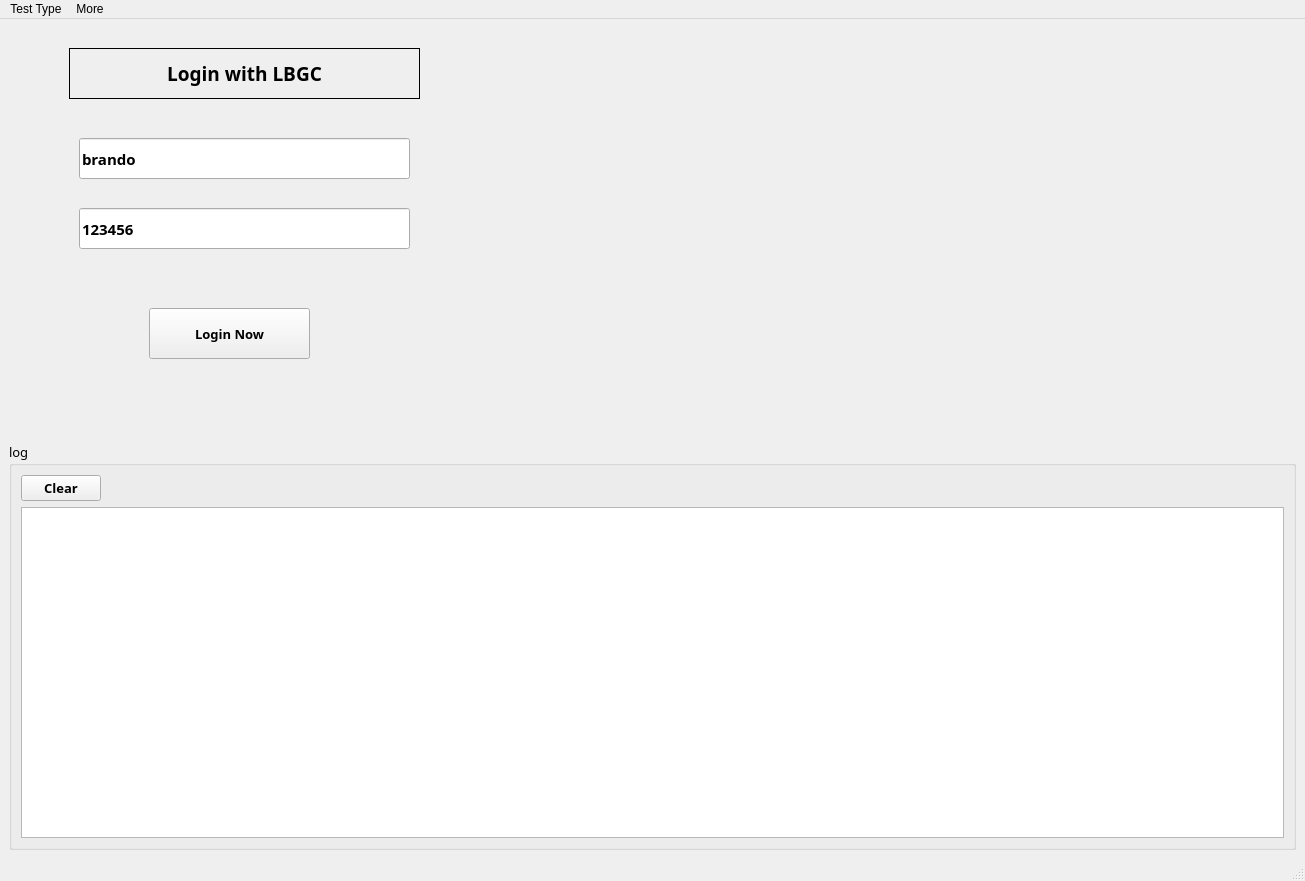
Old version of the form coding/simulationclient/src/ui/mainwindow.ui in the repository BrandoGH/lbgs.
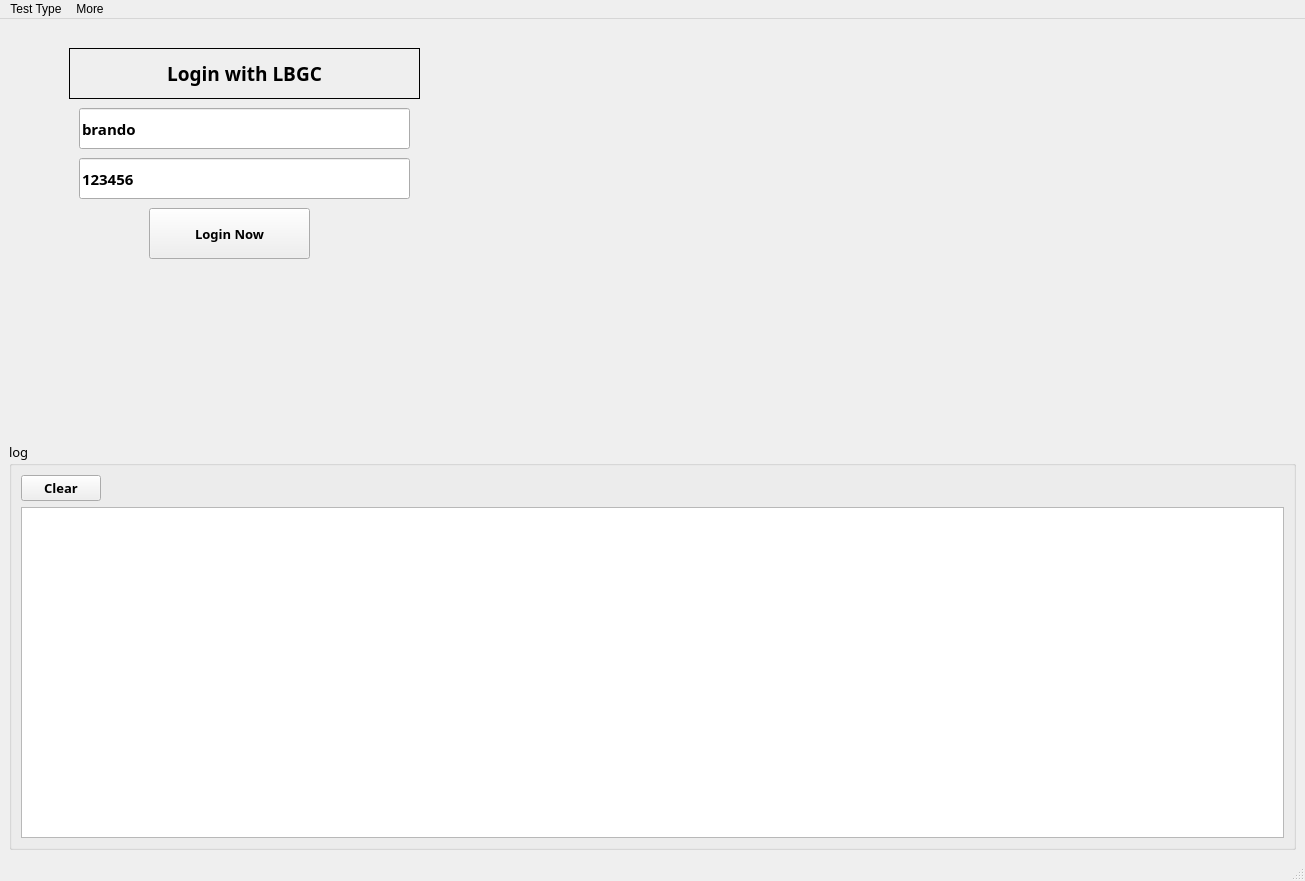
New version of the form. The open tabs and pages were chosen to show the change.

Commit message: 1. client optimization 2. userseqmanager optimization (std::set)

The edit to the form file:
```diff
--- a/coding/simulationclient/src/ui/mainwindow.ui
+++ b/coding/simulationclient/src/ui/mainwindow.ui
@@ -357,7 +357,7 @@
         <property name="geometry">
          <rect>
           <x>70</x>
-          <y>110</y>
+          <y>80</y>
           <width>331</width>
           <height>41</height>
          </rect>
@@ -382,7 +382,7 @@
         <property name="geometry">
          <rect>
           <x>70</x>
-          <y>180</y>
+          <y>130</y>
           <width>331</width>
           <height>41</height>
          </rect>
@@ -407,7 +407,7 @@
         <property name="geometry">
          <rect>
           <x>140</x>
-          <y>280</y>
+          <y>180</y>
           <width>161</width>
           <height>51</height>
          </rect>
```
Left out of the diff: 2 changed lines with no effect on the pictures. The commit also changes 2 other files.
